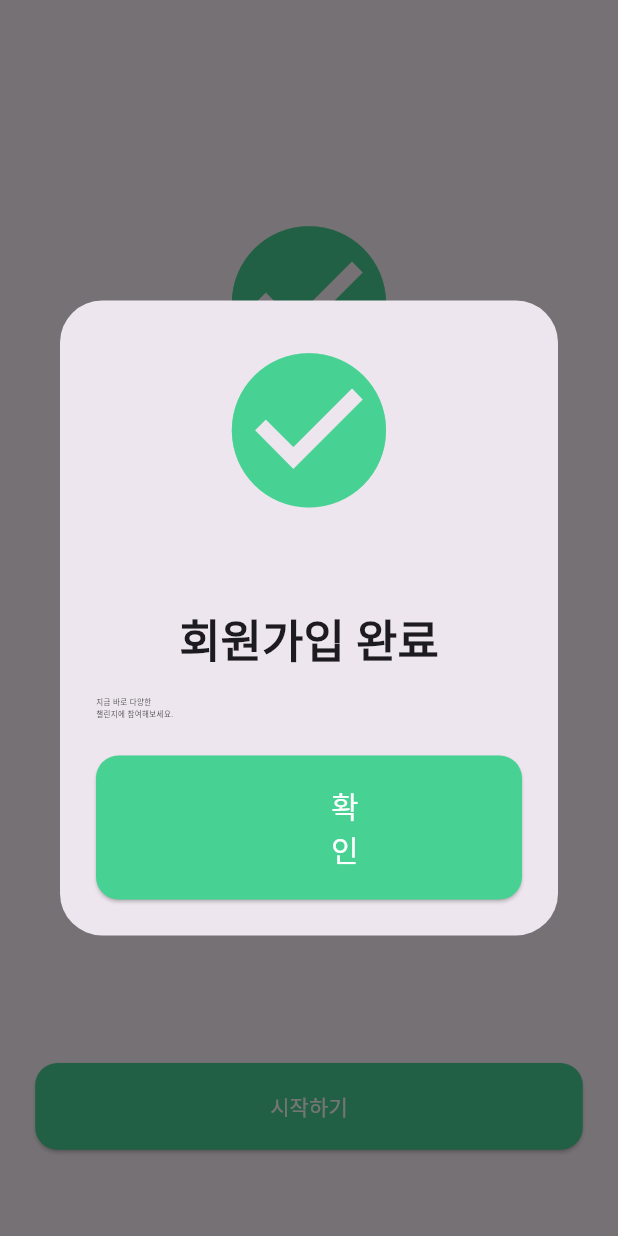
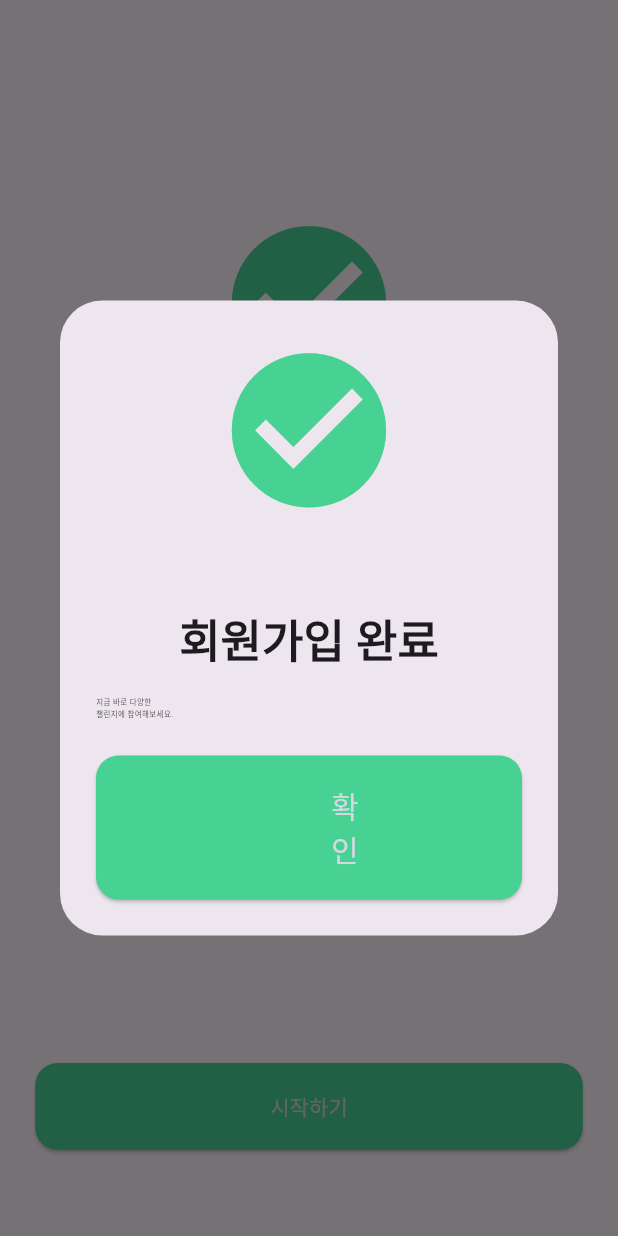
Before and after one commit to hyeminililo/Flick_FE, a Flutter app: the Success screen opened directly with empty values, after a tap on "시작하기", on a phone screen of 412 x 824 dp. Run offline on Flutter 3.47's test engine with Material 3 defaults, Android fonts, the phone set to English and light mode, and no system bars; Roboto replaces fonts that are missing (Pretendard).

Commit message:
#3 refactor : make the Color 'const' and style : remove not necessary annotation

```diff
--- a/lib/user/view/success.dart
+++ b/lib/user/view/success.dart
@@ -1,3 +1,4 @@
+import 'package:flick_frontend/common/const/colors.dart';
 import 'package:flutter/material.dart';
 
 class Success extends StatefulWidget {
@@ -26,7 +27,7 @@ class _SuccessState extends State<Success> {
           ),
           Icon(
             Icons.check_circle,
-            color: const Color(0xff47D294),
+            color: PRIMARY_COLOR,
             size: screenWidth * 0.30,
           ),
           SizedBox(
@@ -53,7 +54,7 @@ class _SuccessState extends State<Success> {
               _alertSignUp(context, screenWidth, screenHeight);
             },
             style: ElevatedButton.styleFrom(
-              backgroundColor: const Color(0xff47D294),
+              backgroundColor: PRIMARY_COLOR,
               padding: EdgeInsets.symmetric(
                 horizontal: screenWidth * 0.38, // 버튼 가로 크기를 동적으로 설정
                 vertical: screenHeight * 0.023, // 버튼 세로 크기를 동적으로 설정
@@ -64,7 +65,7 @@ class _SuccessState extends State<Success> {
             ),
             child: const Text(
               "시작하기",
-              style: TextStyle(color: Colors.white),
+              style: TextStyle(color: SUB_COLOR),
             ),
           )
         ],
@@ -83,7 +84,7 @@ Future<dynamic> _alertSignUp(
       title: Column(
         children: [
           Icon(Icons.check_circle,
-              color: const Color(0xff47D294), size: screenWidth * 0.30),
+              color: PRIMARY_COLOR, size: screenWidth * 0.30),
           SizedBox(
             height: screenHeight * 0.07,
           ),
@@ -106,7 +107,7 @@ Future<dynamic> _alertSignUp(
         ElevatedButton(
           onPressed: () => Navigator.of(context).pop(),
           style: ElevatedButton.styleFrom(
-            backgroundColor: const Color(0xff47D294),
+            backgroundColor: PRIMARY_COLOR,
             padding: EdgeInsets.symmetric(
                 horizontal: screenWidth * 0.38, // 버튼 가로 크기를 동적으로 설정
                 vertical: screenHeight * 0.023),
@@ -117,40 +118,10 @@ Future<dynamic> _alertSignUp(
           child: Text(
             "확인",
             style: TextStyle(
-                fontSize: screenWidth > 600 ? 30 : 20, color: Colors.white),
+                fontSize: screenWidth > 600 ? 30 : 20, color: SUB_COLOR),
           ),
         )
       ],
     ),
   );
 }
-
-// Container(
-//                 width: 350,
-//                 height: 56,
-//                 decoration: const BoxDecoration(
-//                     color: Colors.yellow,
-//                     borderRadius: BorderRadius.all(Radius.circular(10))),
-//                 child: const Row(
-//                   mainAxisAlignment: MainAxisAlignment.center,
-//                   crossAxisAlignment: CrossAxisAlignment.center,
-//                   children: [
-//                     Icon(
-//                       Icons.check_circle,
-//                       color: Colors.white,
-//                     ),
-//                     SizedBox(
-//                       width: 8.0,
-//                     ),
-//                     Expanded(
-//                       child: Text(
-//                         textAlign: TextAlign.center,
-//                         "카카오로 3초 만에 로그인 하기.",
-//                         style: TextStyle(
-//                             color: Colors.white,
-//                             fontSize: 10,
-//                             fontWeight: FontWeight.bold),
-//                       ),
-//                     )
-//                   ],
-//                 ))
```
Also changed, not shown: lib/main.dart (+2 -49 lines), lib/user/view/login_screen.dart (+4 -3 lines).
